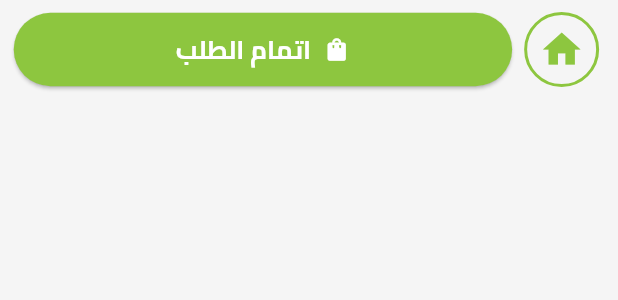
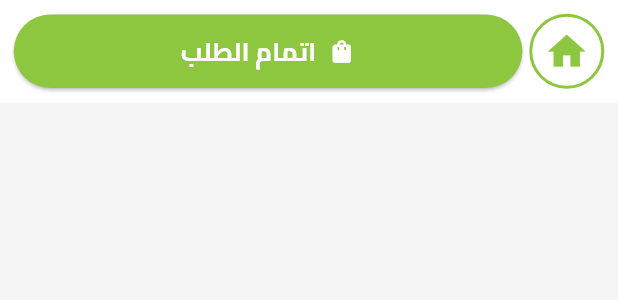
Before and after one commit to ibrahimsiam25/WestElbalad, a Flutter app: the CustomBottomNavigationBar widget shown alone on an empty page, opened directly, on a phone screen of 412 x 824 dp. Shown: the top 300 px of the screen. Run offline on Flutter 3.47's test engine with Material 3 defaults, Android fonts, the phone set to English and light mode, and no system bars; our stand-ins replace bloc, cached_network_image, cloud_firestore, dartz, firebase_auth, firebase_core and 16 more; missing offline and left inert: svg_flutter; accounts and stored records are empty; network calls fail.

Commit message:
Cart UI Done.

```diff
--- a/lib/core/widgets/custom_bottom_navigation_bar.dart
+++ b/lib/core/widgets/custom_bottom_navigation_bar.dart
@@ -22,13 +22,14 @@ class CustomBottomNavigationBar extends StatelessWidget {
 
   @override
   Widget build(BuildContext context) {
-    return Padding(
-      padding: EdgeInsets.only(right: 4.0.w, left: 8.0.w),
+    return Container(
+      padding: EdgeInsets.all(8.0.w),
+      color: AppColors.white,
       child: Row(
         children: [
-          IconButton(
-            onPressed: onPressedOne,
-            icon: Container(
+          InkWell(
+            onTap: onPressedOne,
+            child: Container(
               decoration: BoxDecoration(
                 border: Border.all(
                   color: AppColors.lightGreen,
@@ -44,6 +45,7 @@ class CustomBottomNavigationBar extends StatelessWidget {
               ),
             ),
           ),
+          SizedBox(width: 4.0.w),
           Expanded(
             child: ElevatedButton.icon(
               style: ElevatedButton.styleFrom(
--- a/lib/features/shopping_cart/presentation/views/shopping_cart_view.dart
+++ b/lib/features/shopping_cart/presentation/views/shopping_cart_view.dart
@@ -13,6 +13,8 @@ class ShoppingCartView extends StatelessWidget {
   @override
   Widget build(BuildContext context) {
     return Scaffold(
+      extendBodyBehindAppBar: true,
+      extendBody: true,
       appBar: PreferredSize(
         preferredSize: Size.fromHeight(80.0.h),
         child: CustomAppBar(
--- a/lib/features/shopping_cart/presentation/views/widgets/product_data_element.dart
+++ b/lib/features/shopping_cart/presentation/views/widgets/product_data_element.dart
@@ -18,7 +18,6 @@ class ProductDataElement extends StatelessWidget {
   Widget build(BuildContext context) {
     return Container(
       height: 300.0.h,
-      margin: EdgeInsets.only(bottom: 24.0.h),
       decoration: BoxDecoration(
         borderRadius: BorderRadius.circular(kRadius24),
         color: AppColors.white,
```
Also changed, not shown: lib/features/shopping_cart/presentation/views/widgets/shopping_cart_view_body.dart (+16 -3 lines).
